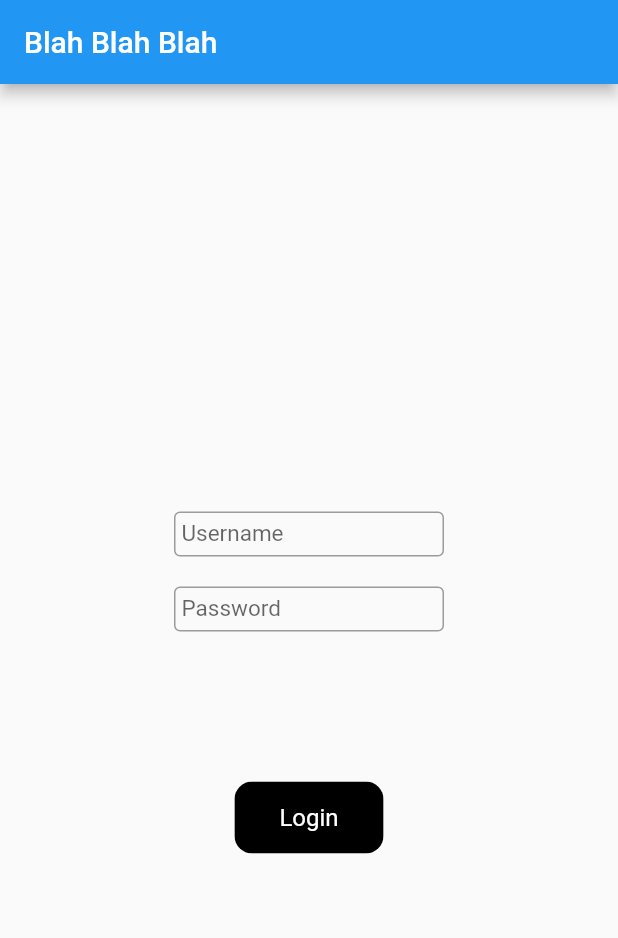
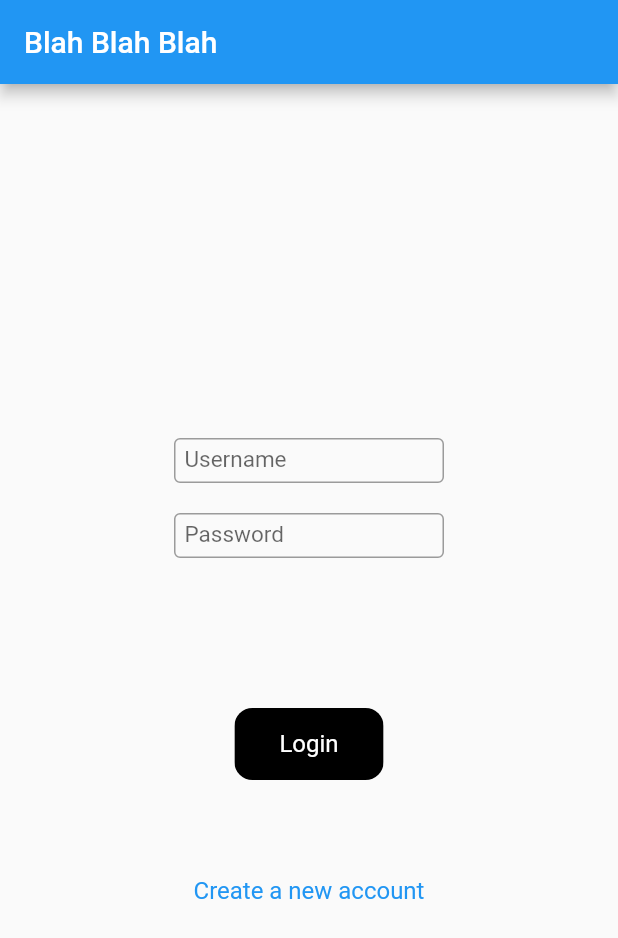
Before and after one commit to BahugunaSaumya/Google_solutions, a Flutter app: the screen it shows after launch, after a tap on "Farmer", on a phone screen of 412 x 824 dp. Shown: the top 938 px of the screen. Run offline on Flutter 3.47's test engine with Material 2 defaults, Android fonts, the phone set to English and light mode, and no system bars.

Commit message:
screen changes

```diff
--- a/App/google_solution/lib/landing.dart
+++ b/App/google_solution/lib/landing.dart
@@ -1,5 +1,5 @@
 import 'package:flutter/material.dart';
-import 'package:google_solution/loginfarmer.dart';
+
 import 'logincustomer.dart';
 import 'loginfarmer.dart';
 
--- a/App/google_solution/lib/loginfarmer.dart
+++ b/App/google_solution/lib/loginfarmer.dart
@@ -1,4 +1,5 @@
 import 'package:flutter/material.dart';
+import 'new_farmers.dart';
 
 void main() {
   runApp(const loginFarmer());
@@ -44,7 +45,7 @@ class MyStatelessWidget extends StatelessWidget {
                 decoration: InputDecoration(
                   border: OutlineInputBorder(),
                   isDense: true,
-                  contentPadding: EdgeInsets.fromLTRB(5.0, 12.0, 5.0, 12.0),
+                  contentPadding: EdgeInsets.fromLTRB(7.0, 9.0, 7.0, 9.0),
                   labelText: 'Username',
                 ),
               )),
@@ -60,7 +61,7 @@ class MyStatelessWidget extends StatelessWidget {
                 decoration: InputDecoration(
                   border: OutlineInputBorder(),
                   isDense: true,
-                  contentPadding: EdgeInsets.fromLTRB(5.0, 12.0, 5.0, 12.0),
+                  contentPadding: EdgeInsets.fromLTRB(7.0, 9.0, 7.0, 9.0),
                   labelText: 'Password',
                 ),
               )),
@@ -94,6 +95,21 @@ class MyStatelessWidget extends StatelessWidget {
               ],
             ),
           ),
+          const SizedBox(height: 50),
+          TextButton(
+            style: TextButton.styleFrom(
+              padding: const EdgeInsets.fromLTRB(30, 10, 30, 10),
+              primary: Colors.blue,
+              textStyle: const TextStyle(fontSize: 16),
+            ),
+            onPressed: () {
+              Navigator.push(
+                context,
+                MaterialPageRoute(builder: (context) => new_farmers()),
+              );
+            },
+            child: const Text('Create a new account'),
+          ),
         ],
       ),
     ));
```
Also changed, not shown: App/google_solution/lib/logincustomer.dart (+25 -7 lines).
